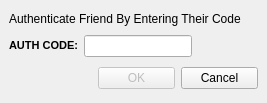
Above: retroshare-gui/src/gui/authdlg/AuthorizationDialog.ui from RetroShare/RetroShare before the change. Below: the same form after it.
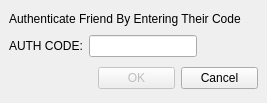
That is the form after the change. Icons and pictures are not drawn.

Commit message: Updated Language Files and some of the gui. There are still lots more HTML tags to remove from the other files. This is important - as it makes the translators job so much harder!

Patch:
```diff
--- a/retroshare-gui/src/gui/authdlg/AuthorizationDialog.ui
+++ b/retroshare-gui/src/gui/authdlg/AuthorizationDialog.ui
@@ -48,10 +48,7 @@
      <item row="0" column="0" >
       <widget class="QLabel" name="label_2" >
        <property name="text" >
-        <string>&lt;html>&lt;head>&lt;meta name="qrichtext" content="1" />&lt;style type="text/css">
-p, li { white-space: pre-wrap; }
-&lt;/style>&lt;/head>&lt;body style=" font-family:'MS Shell Dlg 2'; font-size:8.25pt; font-weight:400; font-style:normal; text-decoration:none;">
-&lt;p style=" margin-top:0px; margin-bottom:0px; margin-left:0px; margin-right:0px; -qt-block-indent:0; text-indent:0px;">&lt;span style=" font-size:8pt; font-weight:600;">AUTH CODE:&lt;/span>&lt;/p>&lt;/body>&lt;/html></string>
+        <string>AUTH CODE:</string>
        </property>
       </widget>
      </item>
```
The commit also changes 49 other files.
